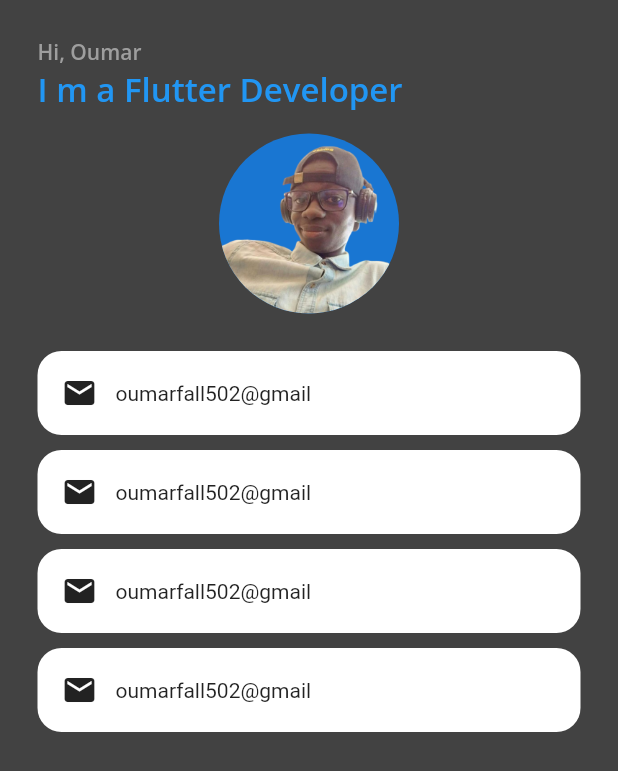
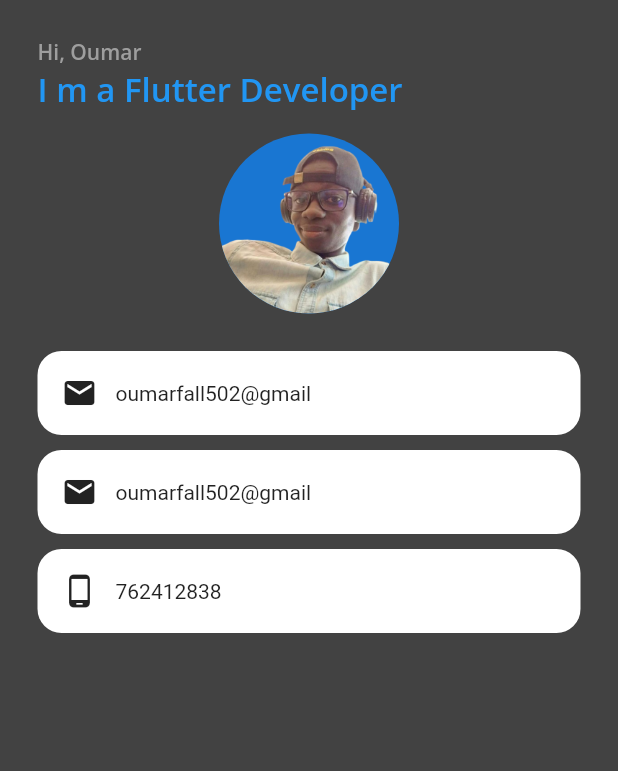
Before and after one commit to omar6260/30DAYOF-FLUTTER, a Flutter app: the HomePage screen opened directly, on a phone screen of 412 x 824 dp. Shown: the top 771 px of the screen. Run offline on Flutter 3.47's test engine with Material 2 defaults, Android fonts, the phone set to English and light mode, and no system bars; our stand-ins replace animated_splash_screen, google_fonts, introduction_screen.

```diff
--- a/flutter_exmple/lib/screen/home.dart
+++ b/flutter_exmple/lib/screen/home.dart
@@ -116,36 +116,12 @@ class HomePage extends StatelessWidget {
                       borderRadius: BorderRadius.circular(16)),
                   child: Row(
                     children: [
-                      Icon(Icons.mail),
+                      Icon(Icons.phone_android),
                       SizedBox(
                         width: 12,
                       ),
                       Column(
-                        children: [Text('oumarfall502@gmail')],
-                      ),
-                    ],
-                  ),
-                ),
-                SizedBox(
-                  height: 10,
-                ),
-                Container(
-                  margin: EdgeInsets.only(
-                    left: 25,
-                    right: 25,
-                  ),
-                  padding: EdgeInsets.all(16),
-                  decoration: BoxDecoration(
-                      color: Colors.white,
-                      borderRadius: BorderRadius.circular(16)),
-                  child: Row(
-                    children: [
-                      Icon(Icons.mail),
-                      SizedBox(
-                        width: 12,
-                      ),
-                      Column(
-                        children: [Text('oumarfall502@gmail')],
+                        children: [Text('762412838')],
                       ),
                     ],
                   ),
--- a/flutter_exmple/lib/screen/onboarding.dart
+++ b/flutter_exmple/lib/screen/onboarding.dart
@@ -19,7 +19,7 @@ class _OnboardingScreenState extends State<OnboardingScreen> {
       title: "Welcome to App",
       body:
           "My apps is a platform that allows you to connect with people who are in need of your help.",
-      image: Image.asset("assets/hack.png"),
+      image: Image.asset("assets/learn.png"),
       decoration: const PageDecoration(
         pageColor: Colors.white,
         bodyTextStyle: TextStyle(fontSize: 20, fontWeight: FontWeight.bold),
@@ -30,7 +30,7 @@ class _OnboardingScreenState extends State<OnboardingScreen> {
       title: "How it works",
       body:
           "My app is a platform that allows you to connect with people who are in need of your help.",
-      image: Image.asset("assets/flutter1.jpg"),
+      image: Image.asset("assets/flutter1.png"),
       decoration: const PageDecoration(
         pageColor: Colors.white,
         bodyTextStyle: TextStyle(fontSize: 20, fontWeight: FontWeight.bold),
@@ -41,7 +41,7 @@ class _OnboardingScreenState extends State<OnboardingScreen> {
       title: "How it works",
       body:
           "My app is a platform that allows you to connect with people who are in need of your help.",
-      image: Image.asset("assets/flutter2.jpg"),
+      image: Image.asset("assets/flutter2.png"),
       decoration: const PageDecoration(
         pageColor: Colors.white,
         bodyTextStyle: TextStyle(fontSize: 20, fontWeight: FontWeight.bold),
```
Also changed, not shown: flutter_exmple/lib/screen/user.dart (added, +14 -0 lines), flutter_exmple/assets/flutter1.jpg (deleted), flutter_exmple/assets/flutter1.png (added), flutter_exmple/assets/flutter2.jpg (deleted), flutter_exmple/assets/flutter2.png (added), flutter_exmple/assets/learn.png (added).
